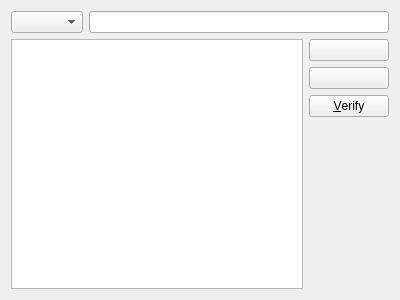
First picture: the form in ui/verificationdialog.ui, repository mfuchs/kget-gsoc, before the edit.
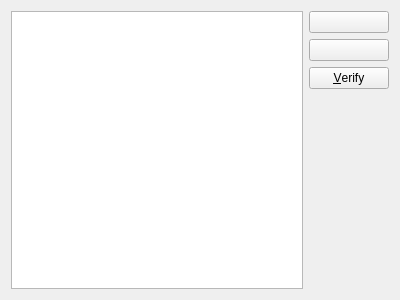
Second picture: the form after the edit. Custom widgets are drawn as their Qt base class.

Commit message: VERIFICATIONDIALOG: Uses an own dialog to add verification information

Diff of the .ui file:
```diff
--- a/ui/verificationdialog.ui
+++ b/ui/verificationdialog.ui
@@ -14,24 +14,7 @@
    <string>Form</string>
   </property>
   <layout class="QGridLayout" name="gridLayout">
-   <item row="0" column="0" colspan="2">
-    <layout class="QHBoxLayout" name="horizontalLayout">
-     <item>
-      <widget class="KComboBox" name="hashTypes"/>
-     </item>
-     <item>
-      <widget class="KLineEdit" name="newHash">
-       <property name="clickMessage">
-        <string>Enter a hash key</string>
-       </property>
-       <property name="showClearButton" stdset="0">
-        <bool>true</bool>
-       </property>
-      </widget>
-     </item>
-    </layout>
-   </item>
-   <item row="1" column="0">
+   <item row="0" column="0" rowspan="4">
     <widget class="QTreeView" name="usedHashes">
      <property name="editTriggers">
       <set>QAbstractItemView::NoEditTriggers</set>
@@ -44,15 +27,13 @@
      </property>
     </widget>
    </item>
-   <item row="1" column="1">
-    <layout class="QVBoxLayout" name="verticalLayout">
-     <item>
+   <item row="0" column="1">
       <widget class="KPushButton" name="add"/>
      </item>
-     <item>
+   <item row="1" column="1">
       <widget class="KPushButton" name="remove"/>
      </item>
-     <item>
+   <item row="2" column="1">
       <widget class="KPushButton" name="verify">
        <property name="toolTip">
         <string>Verify the finnished download with the selected checksum.</string>
@@ -62,7 +43,7 @@
        </property>
       </widget>
      </item>
-     <item>
+   <item row="3" column="1">
       <spacer name="verticalSpacer">
        <property name="orientation">
         <enum>Qt::Vertical</enum>
@@ -76,20 +57,8 @@
       </spacer>
      </item>
     </layout>
-   </item>
-  </layout>
  </widget>
  <customwidgets>
-  <customwidget>
-   <class>KComboBox</class>
-   <extends>QComboBox</extends>
-   <header>kcombobox.h</header>
-  </customwidget>
-  <customwidget>
-   <class>KLineEdit</class>
-   <extends>QLineEdit</extends>
-   <header>klineedit.h</header>
-  </customwidget>
   <customwidget>
    <class>KPushButton</class>
    <extends>QPushButton</extends>
```
Left out of the diff: 4 changed lines with no effect on the pictures. Lines whose indentation alone changed are shown as unchanged. The commit also changes 4 other files.
